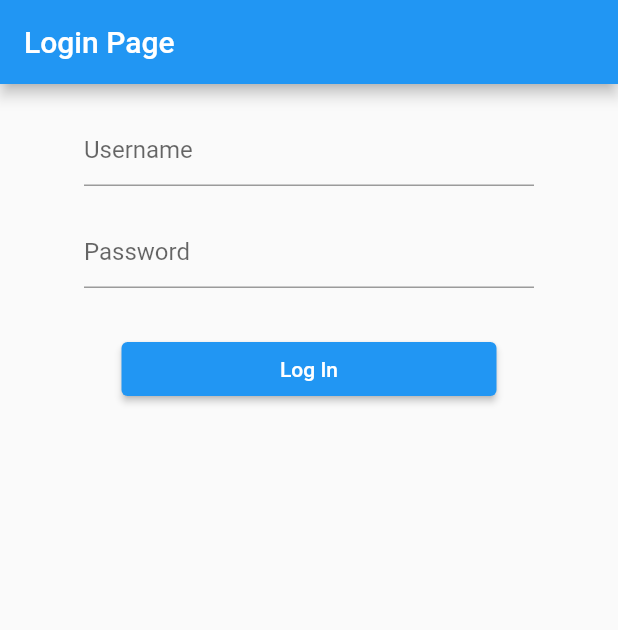
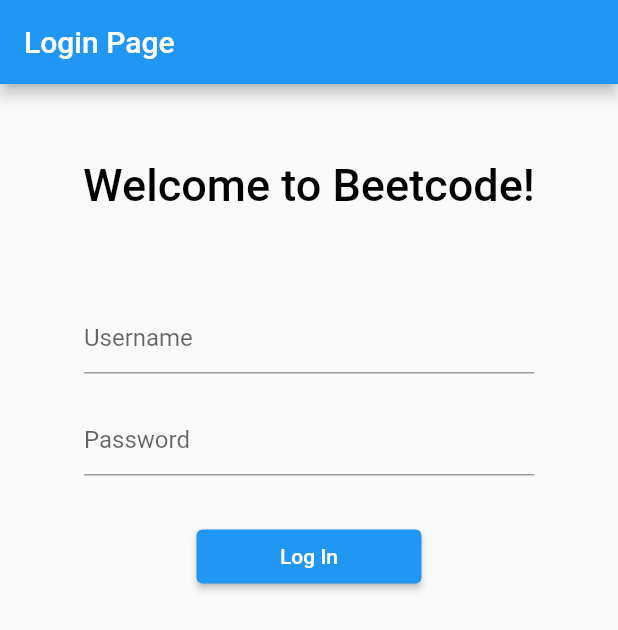
Before and after one commit to tjayhoover/Automatic-Code-Grader, a Flutter app: the screen it shows after launch, on a phone screen of 412 x 824 dp. Shown: the top 630 px of the screen. Run offline on Flutter 3.47's test engine with Material 2 defaults, Android fonts, the phone set to English and light mode, and no system bars; our stand-ins replace equatable, file_picker, flutter_bloc, get_it, universal_io; accounts and stored records are empty.

Commit message:
Added title to login page.

```diff
--- a/lib/pages/login/login.dart
+++ b/lib/pages/login/login.dart
@@ -23,10 +23,19 @@ class LogInPage extends StatelessWidget {
       body: Center(
         child: Column(
           children: [
+            const Padding(
+                padding: EdgeInsets.only(top: 50),
+                child: Text(
+                  'Welcome to Beetcode!',
+                  style: TextStyle(
+                      color: Colors.black,
+                      fontWeight: FontWeight.w500,
+                      fontSize: 30),
+                )),
             SizedBox(
               width: 300,
               child: Padding(
-                padding: const EdgeInsets.only(top: 20.0),
+                padding: const EdgeInsets.only(top: 60.0),
                 child: TextField(
                     decoration: const InputDecoration(hintText: 'Username'),
                     controller: usrnmCtrl),
@@ -45,7 +54,7 @@ class LogInPage extends StatelessWidget {
               ),
             ),
             SizedBox(
-              width: 250,
+              width: 150,
               child: Padding(
                 padding: const EdgeInsets.only(top: 30.0),
                 child: ElevatedButton(
```
